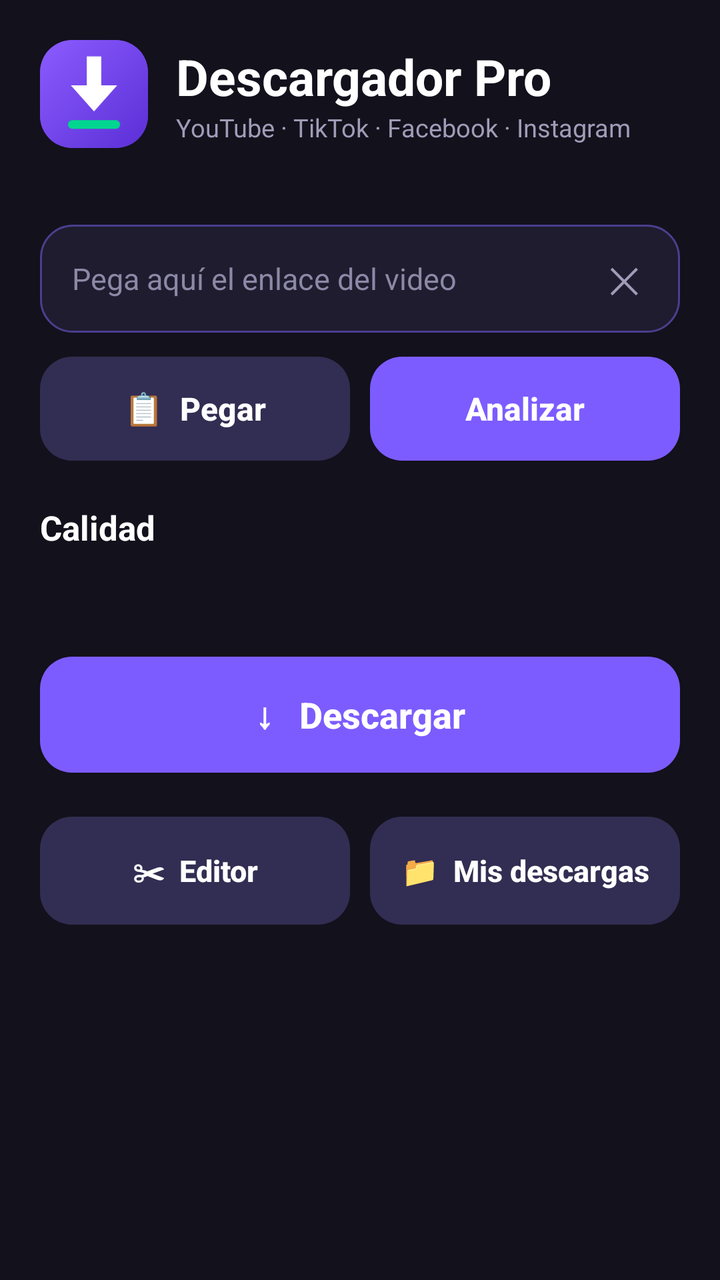
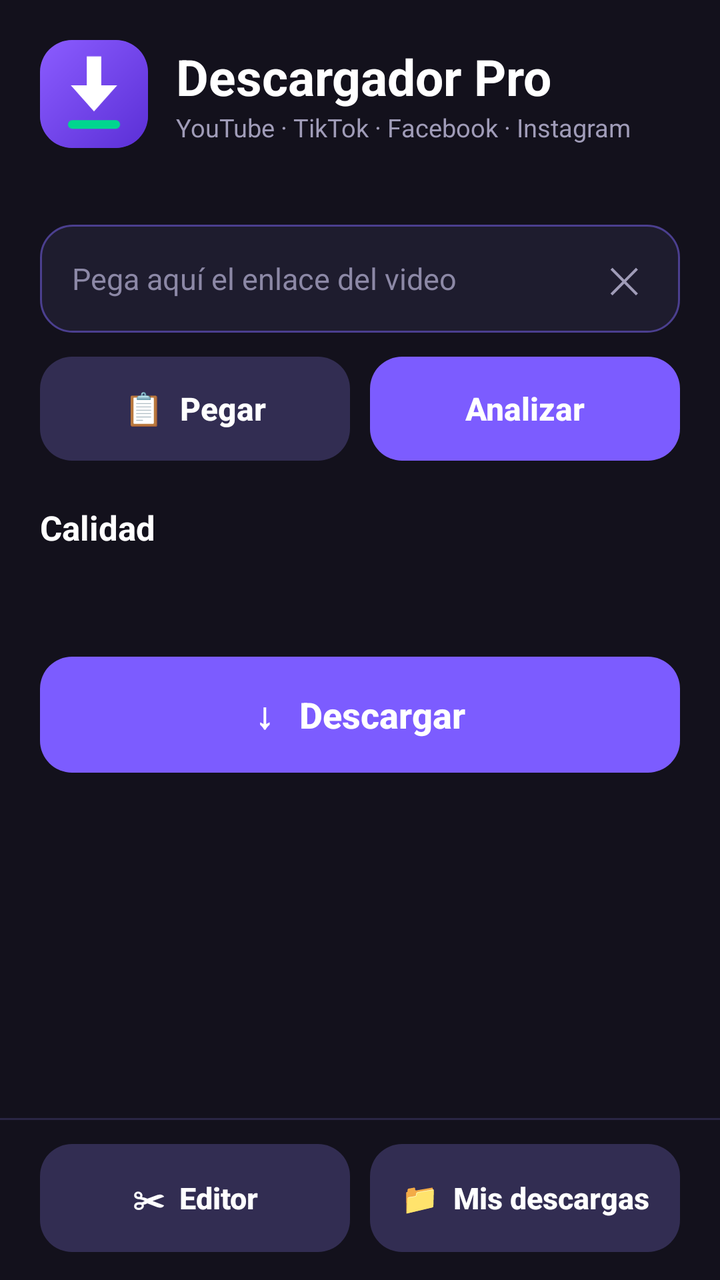

Before-and-after screenshots of an Android layout around one commit, followed by the original layout XML and the change that was made.
<!-- AndroidManifest.xml: application theme Theme.Descargadorpro -->
<!-- res/layout/activity_main.xml -->
<?xml version="1.0" encoding="utf-8"?>
<ScrollView xmlns:android="http://schemas.android.com/apk/res/android"
    android:layout_width="match_parent"
    android:layout_height="match_parent"
    android:background="#13111C"
    android:fillViewport="true"
    android:fitsSystemWindows="true"
    android:scrollbars="none">

    <LinearLayout
        android:id="@+id/raiz"
        android:layout_width="match_parent"
        android:layout_height="wrap_content"
        android:focusable="true"
        android:focusableInTouchMode="true"
        android:orientation="vertical"
        android:padding="20dp">

        
        <LinearLayout
            android:layout_width="match_parent"
            android:layout_height="wrap_content"
            android:gravity="center_vertical"
            android:orientation="horizontal">

            <FrameLayout
                android:layout_width="54dp"
                android:layout_height="54dp"
                android:background="@drawable/bg_card"
                android:clipToOutline="true">

                <ImageView
                    android:layout_width="match_parent"
                    android:layout_height="match_parent"
                    android:importantForAccessibility="no"
                    android:scaleType="fitXY"
                    android:src="@drawable/ic_launcher_background" />

                <ImageView
                    android:layout_width="match_parent"
                    android:layout_height="match_parent"
                    android:importantForAccessibility="no"
                    android:scaleType="fitXY"
                    android:scaleX="1.45"
                    android:scaleY="1.45"
                    android:src="@drawable/ic_launcher_foreground" />
            </FrameLayout>

            <LinearLayout
                android:layout_width="wrap_content"
                android:layout_height="wrap_content"
                android:layout_marginStart="14dp"
                android:orientation="vertical">

                <TextView
                    android:layout_width="wrap_content"
                    android:layout_height="wrap_content"
                    android:text="Descargador Pro"
                    android:textColor="#FFFFFF"
                    android:textSize="25sp"
                    android:textStyle="bold" />

                <TextView
                    android:layout_width="wrap_content"
                    android:layout_height="wrap_content"
                    android:text="YouTube · TikTok · Facebook · Instagram"
                    android:textColor="#A09CB8"
                    android:textSize="12.5sp" />
            </LinearLayout>
        </LinearLayout>

        <TextView
            android:id="@+id/txtMotor"
            android:layout_width="match_parent"
            android:layout_height="wrap_content"
            android:layout_marginTop="12dp"
            android:text=""
            android:textColor="#8C88A6"
            android:textSize="12sp" />

        
        <LinearLayout
            android:layout_width="match_parent"
            android:layout_height="wrap_content"
            android:layout_marginTop="10dp"
            android:background="@drawable/bg_card"
            android:gravity="center_vertical"
            android:orientation="horizontal"
            android:paddingStart="16dp"
            android:paddingEnd="6dp">

            <EditText
                android:id="@+id/inputUrl"
                android:layout_width="0dp"
                android:layout_height="wrap_content"
                android:layout_weight="1"
                android:background="@null"
                android:hint="Pega aquí el enlace del video"
                android:imeOptions="actionGo"
                android:importantForAutofill="no"
                android:inputType="textUri"
                android:maxLines="1"
                android:minHeight="54dp"
                android:textColor="#FFFFFF"
                android:textColorHint="#8C88A6"
                android:textSize="15sp" />

            <TextView
                android:id="@+id/btnLimpiar"
                android:layout_width="44dp"
                android:layout_height="44dp"
                android:clickable="true"
                android:focusable="true"
                android:gravity="center"
                android:text="✕"
                android:textColor="#A09CB8"
                android:textSize="18sp" />
        </LinearLayout>

        <LinearLayout
            android:layout_width="match_parent"
            android:layout_height="wrap_content"
            android:layout_marginTop="12dp"
            android:orientation="horizontal">

            <androidx.appcompat.widget.AppCompatButton
                android:id="@+id/btnPegar"
                android:layout_width="0dp"
                android:layout_height="52dp"
                android:layout_weight="1"
                android:background="@drawable/bg_btn_secondary"
                android:foreground="?android:attr/selectableItemBackground"
                android:stateListAnimator="@null"
                android:text="📋  Pegar"
                android:textAllCaps="false"
                android:textColor="#FFFFFF"
                android:textSize="16sp"
                android:textStyle="bold" />

            <androidx.appcompat.widget.AppCompatButton
                android:id="@+id/btnAnalizar"
                android:layout_width="0dp"
                android:layout_height="52dp"
                android:layout_marginStart="10dp"
                android:layout_weight="1"
                android:background="@drawable/editor_btn_primary"
                android:foreground="?android:attr/selectableItemBackground"
                android:stateListAnimator="@null"
                android:text="Analizar"
                android:textAllCaps="false"
                android:textColor="#FFFFFF"
                android:textSize="16sp"
                android:textStyle="bold" />
        </LinearLayout>

        
        <LinearLayout
            android:id="@+id/cardPreview"
            android:layout_width="match_parent"
            android:layout_height="wrap_content"
            android:layout_marginTop="16dp"
            android:background="@drawable/bg_card"
            android:orientation="vertical"
            android:padding="12dp"
            android:visibility="gone">

            <FrameLayout
                android:layout_width="match_parent"
                android:layout_height="200dp">

                <ImageView
                    android:id="@+id/imgMiniatura"
                    android:layout_width="match_parent"
                    android:layout_height="match_parent"
                    android:background="#0E0C16"
                    android:contentDescription="Vista previa del video"
                    android:scaleType="centerCrop" />

                <TextView
                    android:id="@+id/txtDuracion"
                    android:layout_width="wrap_content"
                    android:layout_height="wrap_content"
                    android:layout_gravity="bottom|end"
                    android:layout_margin="8dp"
                    android:paddingStart="8dp"
                    android:paddingTop="3dp"
                    android:paddingEnd="8dp"
                    android:paddingBottom="3dp"
                    android:textColor="#FFFFFF"
                    android:textSize="12sp"
                    android:textStyle="bold" />
            </FrameLayout>

            <TextView
                android:id="@+id/txtTitulo"
                android:layout_width="match_parent"
                android:layout_height="wrap_content"
                android:layout_marginTop="12dp"
                android:ellipsize="end"
                android:maxLines="3"
                android:textColor="#FFFFFF"
                android:textIsSelectable="true"
                android:textSize="17sp"
                android:textStyle="bold" />

            <TextView
                android:id="@+id/txtAutor"
                android:layout_width="match_parent"
                android:layout_height="wrap_content"
                android:layout_marginTop="2dp"
                android:textColor="#A09CB8"
                android:textSize="13sp" />

            <androidx.appcompat.widget.AppCompatButton
                android:id="@+id/btnCopiarTitulo"
                android:layout_width="match_parent"
                android:layout_height="44dp"
                android:layout_marginTop="12dp"
                android:background="@drawable/bg_btn_secondary"
                android:foreground="?android:attr/selectableItemBackground"
                android:stateListAnimator="@null"
                android:text="Copiar título"
                android:textAllCaps="false"
                android:textColor="#FFFFFF"
                android:textSize="14sp" />
        </LinearLayout>

        
        <TextView
            android:layout_width="wrap_content"
            android:layout_height="wrap_content"
            android:layout_marginTop="22dp"
            android:text="Calidad"
            android:textColor="#FFFFFF"
            android:textSize="17sp"
            android:textStyle="bold" />

        <HorizontalScrollView
            android:layout_width="match_parent"
            android:layout_height="wrap_content"
            android:layout_marginTop="10dp"
            android:scrollbars="none">

            <LinearLayout
                android:id="@+id/contenedorChips"
                android:layout_width="wrap_content"
                android:layout_height="wrap_content"
                android:orientation="horizontal" />
        </HorizontalScrollView>

        <TextView
            android:id="@+id/txtTamanoSel"
            android:layout_width="match_parent"
            android:layout_height="wrap_content"
            android:layout_marginTop="10dp"
            android:textColor="#8C88A6"
            android:textSize="12.5sp" />

        <androidx.appcompat.widget.AppCompatButton
            android:id="@+id/btnDescargar"
            android:layout_width="match_parent"
            android:layout_height="58dp"
            android:layout_marginTop="16dp"
            android:background="@drawable/editor_btn_primary"
            android:foreground="?android:attr/selectableItemBackground"
            android:stateListAnimator="@null"
            android:text="↓   Descargar"
            android:textAllCaps="false"
            android:textColor="#FFFFFF"
            android:textSize="18sp"
            android:textStyle="bold" />

        
        <LinearLayout
            android:id="@+id/cardProgreso"
            android:layout_width="match_parent"
            android:layout_height="wrap_content"
            android:layout_marginTop="16dp"
            android:background="@drawable/bg_card"
            android:orientation="vertical"
            android:padding="18dp"
            android:visibility="gone">

            <TextView
                android:id="@+id/txtPorcentaje"
                android:layout_width="wrap_content"
                android:layout_height="wrap_content"
                android:text="0%"
                android:textColor="#FFFFFF"
                android:textSize="36sp"
                android:textStyle="bold" />

            <TextView
                android:id="@+id/txtTamano"
                android:layout_width="match_parent"
                android:layout_height="wrap_content"
                android:textColor="#D9D6E8"
                android:textSize="15sp" />

            <ProgressBar
                android:id="@+id/progreso"
                style="?android:attr/progressBarStyleHorizontal"
                android:layout_width="match_parent"
                android:layout_height="10dp"
                android:layout_marginTop="12dp"
                android:indeterminate="false"
                android:max="1000"
                android:maxHeight="10dp"
                android:minHeight="10dp"
                android:progress="0"
                android:progressDrawable="@drawable/bg_progress" />

            <TextView
                android:id="@+id/txtVelocidad"
                android:layout_width="match_parent"
                android:layout_height="wrap_content"
                android:layout_marginTop="10dp"
                android:textColor="#A09CB8"
                android:textSize="13sp" />

            <TextView
                android:id="@+id/txtEstado"
                android:layout_width="match_parent"
                android:layout_height="wrap_content"
                android:layout_marginTop="6dp"
                android:textColor="#7EF0C9"
                android:textIsSelectable="true"
                android:textSize="14sp" />

            <androidx.appcompat.widget.AppCompatButton
                android:id="@+id/btnCancelar"
                android:layout_width="match_parent"
                android:layout_height="46dp"
                android:layout_marginTop="12dp"
                android:background="@drawable/bg_btn_secondary"
                android:foreground="?android:attr/selectableItemBackground"
                android:stateListAnimator="@null"
                android:text="Cancelar descarga"
                android:textAllCaps="false"
                android:textColor="#FFFFFF"
                android:textSize="14sp"
                android:visibility="gone" />

            <androidx.appcompat.widget.AppCompatButton
                android:id="@+id/btnAbrir"
                android:layout_width="match_parent"
                android:layout_height="48dp"
                android:layout_marginTop="12dp"
                android:background="@drawable/editor_btn_primary"
                android:foreground="?android:attr/selectableItemBackground"
                android:stateListAnimator="@null"
                android:text="Abrir archivo"
                android:textAllCaps="false"
                android:textColor="#FFFFFF"
                android:textSize="15sp"
                android:textStyle="bold"
                android:visibility="gone" />
        </LinearLayout>

        
        <LinearLayout
            android:layout_width="match_parent"
            android:layout_height="wrap_content"
            android:layout_marginTop="22dp"
            android:orientation="horizontal">

            <androidx.appcompat.widget.AppCompatButton
                android:id="@+id/btnEditor"
                android:layout_width="0dp"
                android:layout_height="54dp"
                android:layout_weight="1"
                android:background="@drawable/bg_btn_secondary"
                android:foreground="?android:attr/selectableItemBackground"
                android:stateListAnimator="@null"
                android:text="✂  Editor"
                android:textAllCaps="false"
                android:textColor="#FFFFFF"
                android:textSize="15sp"
                android:textStyle="bold" />

            <androidx.appcompat.widget.AppCompatButton
                android:id="@+id/btnMisVideos"
                android:layout_width="0dp"
                android:layout_height="54dp"
                android:layout_marginStart="10dp"
                android:layout_weight="1"
                android:background="@drawable/bg_btn_secondary"
                android:foreground="?android:attr/selectableItemBackground"
                android:stateListAnimator="@null"
                android:text="📁  Mis descargas"
                android:textAllCaps="false"
                android:textColor="#FFFFFF"
                android:textSize="15sp"
                android:textStyle="bold" />
        </LinearLayout>
    </LinearLayout>
</ScrollView>
<!-- resources referenced by this layout -->
<resources>
  <!-- drawable bg_btn_secondary (drawable) -->
  <?xml version="1.0" encoding="utf-8"?>
  <shape xmlns:android="http://schemas.android.com/apk/res/android"
      android:shape="rectangle">
      <solid android:color="#322D52" />
      <corners android:radius="16dp" />
  </shape>
  <!-- drawable bg_card (drawable) -->
  <?xml version="1.0" encoding="utf-8"?>
  <shape xmlns:android="http://schemas.android.com/apk/res/android"
      android:shape="rectangle">
      <solid android:color="#1E1C2E" />
      <stroke android:width="1dp" android:color="#4B3F8F" />
      <corners android:radius="16dp" />
  </shape>
  <!-- drawable bg_progress (drawable) -->
  <?xml version="1.0" encoding="utf-8"?>
  <layer-list xmlns:android="http://schemas.android.com/apk/res/android">
      <item android:id="@android:id/background">
          <shape android:shape="rectangle">
              <corners android:radius="6dp" />
              <solid android:color="#2A2740" />
          </shape>
      </item>
      <item android:id="@android:id/progress">
          <clip>
              <shape android:shape="rectangle">
                  <corners android:radius="6dp" />
                  <solid android:color="#00D68F" />
              </shape>
          </clip>
      </item>
  </layer-list>
  <!-- drawable editor_btn_primary (drawable) -->
  <?xml version="1.0" encoding="utf-8"?>
  <selector xmlns:android="http://schemas.android.com/apk/res/android">
      <item android:state_enabled="false">
          <shape android:shape="rectangle">
              <solid android:color="#2E2946" />
              <corners android:radius="16dp" />
          </shape>
      </item>
      <item android:state_pressed="true">
          <shape android:shape="rectangle">
              <solid android:color="#6A49EB" />
              <corners android:radius="16dp" />
          </shape>
      </item>
      <item>
          <shape android:shape="rectangle">
              <solid android:color="#7C5CFF" />
              <corners android:radius="16dp" />
          </shape>
      </item>
  </selector>
  <!-- drawable ic_launcher_background (drawable) -->
  <?xml version="1.0" encoding="utf-8"?>
  <shape xmlns:android="http://schemas.android.com/apk/res/android"
      android:shape="rectangle">
      <gradient
          android:angle="315"
          android:startColor="#8B5CFF"
          android:endColor="#5B2FD6" />
  </shape>
  <!-- drawable ic_launcher_foreground (drawable) -->
  <?xml version="1.0" encoding="utf-8"?>
  <vector xmlns:android="http://schemas.android.com/apk/res/android"
      android:width="108dp"
      android:height="108dp"
      android:viewportWidth="108"
      android:viewportHeight="108">
      <path
          android:fillColor="#FFFFFF"
          android:pathData="M49,28 L59,28 L59,48 L70,48 L54,66 L38,48 L49,48 Z" />
      <path
          android:fillColor="#00D68F"
          android:pathData="M39,72 L69,72 A3,3 0 0 1 69,78 L39,78 A3,3 0 0 1 39,72 Z" />
  </vector>
  <style name="Theme.Descargadorpro" parent="Theme.MaterialComponents.DayNight.NoActionBar">
          
          <item name="colorPrimary">@color/purple_500</item>
          <item name="colorPrimaryVariant">@color/purple_700</item>
          <item name="colorOnPrimary">@color/white</item>
          
          
          <item name="android:statusBarColor">@color/fondo_oscuro</item>
          
          
          <item name="android:windowLightStatusBar">false</item>
          
          
          <item name="android:windowBackground">@color/fondo_oscuro</item>
      </style>
  <color name="purple_500">#6200EE</color>
  <color name="purple_700">#3700B3</color>
  <color name="white">#FFFFFFFF</color>
  <color name="fondo_oscuro">#121212</color>
</resources>

<!-- the commit's change to res/layout/activity_main.xml (unified diff, before → after) -->
@@ -1,10 +1,16 @@
 <?xml version="1.0" encoding="utf-8"?>
-<ScrollView xmlns:android="http://schemas.android.com/apk/res/android"
+<LinearLayout xmlns:android="http://schemas.android.com/apk/res/android"
     android:layout_width="match_parent"
     android:layout_height="match_parent"
     android:background="#13111C"
+    android:fitsSystemWindows="true"
+    android:orientation="vertical">
+
+<ScrollView
+    android:layout_width="match_parent"
+    android:layout_height="0dp"
+    android:layout_weight="1"
     android:fillViewport="true"
-    android:fitsSystemWindows="true"
     android:scrollbars="none">
 
     <LinearLayout
@@ -356,12 +362,28 @@
                 android:textStyle="bold"
                 android:visibility="gone" />
         </LinearLayout>
-
-        
-        <LinearLayout
-            android:layout_width="match_parent"
-            android:layout_height="wrap_content"
-            android:layout_marginTop="22dp"
+    </LinearLayout>
+</ScrollView>
+
+    
+    <View
+        android:layout_width="match_parent"
+        android:layout_height="1dp"
+        android:background="#2A2644" />
+
+    <LinearLayout
+        android:layout_width="match_parent"
+        android:layout_height="wrap_content"
+        android:background="#13111C"
+        android:orientation="vertical"
+        android:paddingStart="20dp"
+        android:paddingTop="12dp"
+        android:paddingEnd="20dp"
+        android:paddingBottom="14dp">
+
+        <LinearLayout
+            android:layout_width="match_parent"
+            android:layout_height="wrap_content"
             android:orientation="horizontal">
 
             <androidx.appcompat.widget.AppCompatButton
@@ -394,4 +416,4 @@
                 android:textStyle="bold" />
         </LinearLayout>
     </LinearLayout>
-</ScrollView>
+</LinearLayout>
